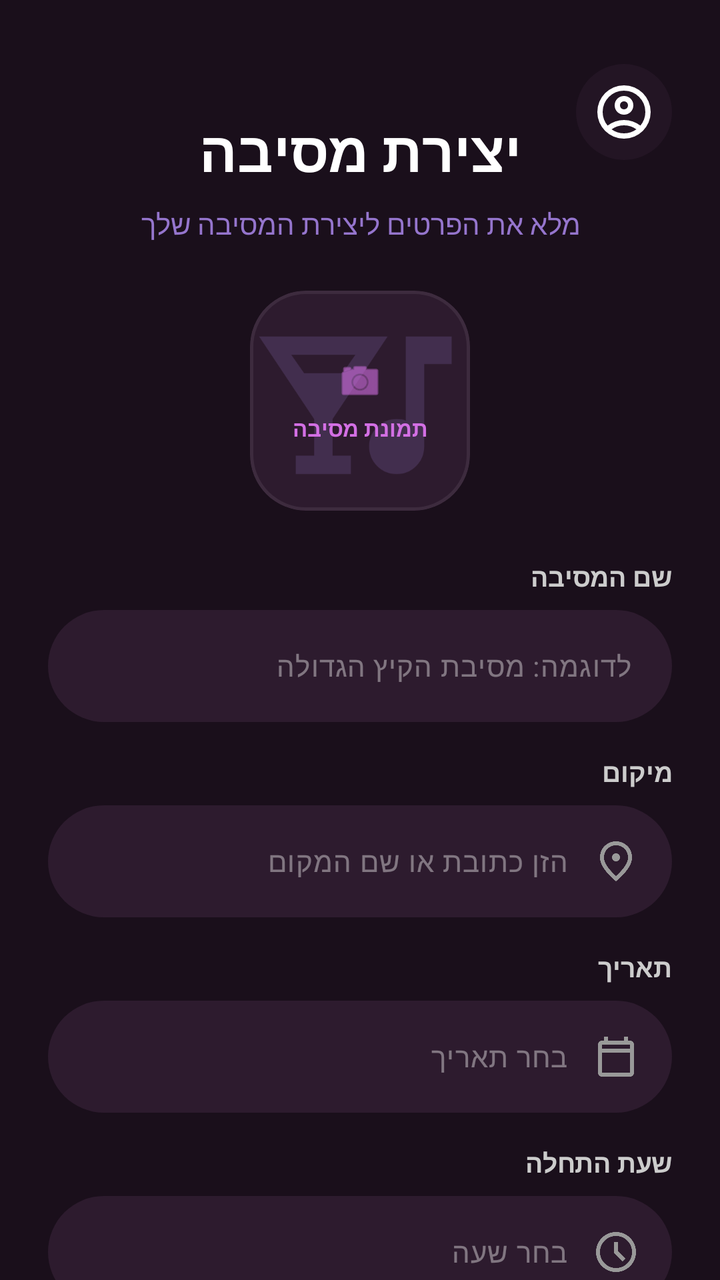
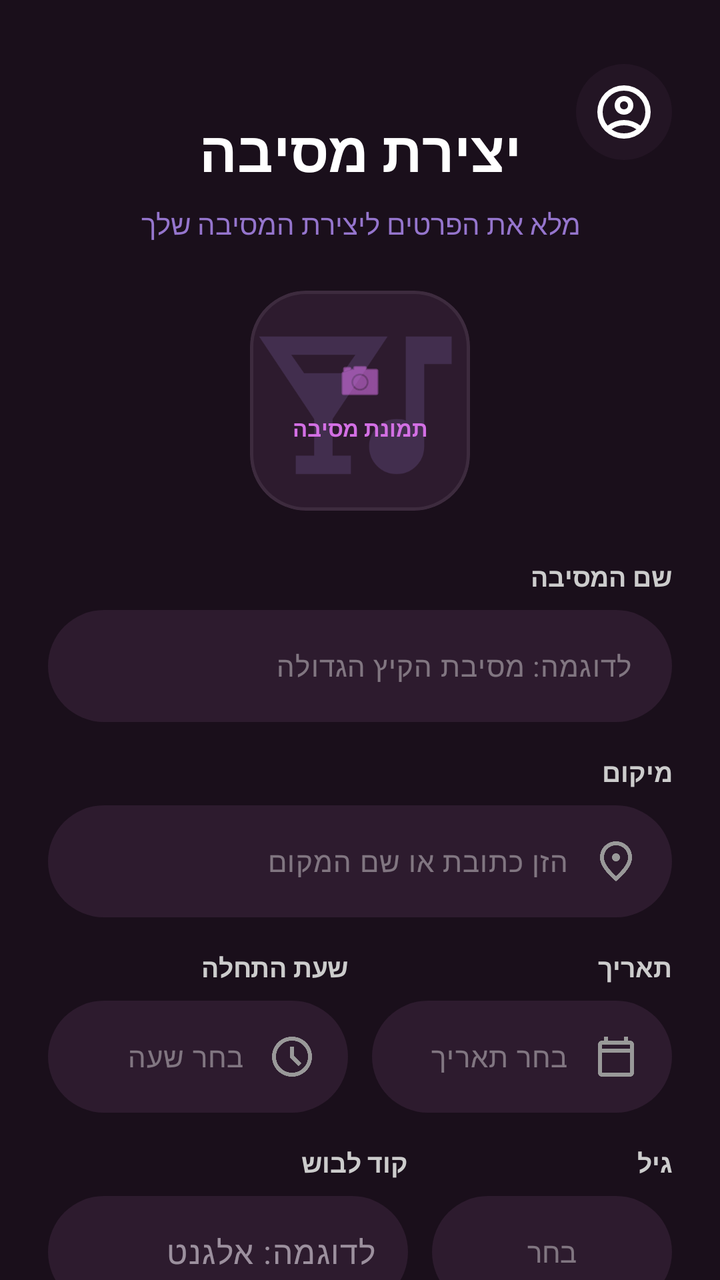

Before-and-after screenshots of an Android layout around one commit, followed by the original layout XML and the change that was made.
<!-- AndroidManifest.xml: application theme Theme.PartyLife -->
<!-- res/layout/activity_party_creation_page.xml -->
<?xml version="1.0" encoding="utf-8"?>
<ScrollView xmlns:android="http://schemas.android.com/apk/res/android"
    xmlns:app="http://schemas.android.com/apk/res-auto"
    xmlns:tools="http://schemas.android.com/tools"
    android:layout_width="match_parent"
    android:layout_height="match_parent"
    android:background="#1A0F1B"
    android:fillViewport="true"
    android:id="@+id/partycreation"
    android:scrollbars="none">

    <androidx.constraintlayout.widget.ConstraintLayout
        android:id="@+id/main"
        android:layout_width="match_parent"
        android:layout_height="wrap_content"
        android:padding="24dp"
        android:layoutDirection="rtl">

        
        <View
            android:id="@+id/profileGlow"
            android:layout_width="48dp"
            android:layout_height="48dp"
            android:layout_marginTop="8dp"
            android:background="@drawable/circle"
            android:backgroundTint="#2D1B2E"
            android:alpha="0.5"
            app:layout_constraintStart_toStartOf="parent"
            app:layout_constraintTop_toTopOf="parent" />

        <ImageView
            android:id="@+id/ivProfile"
            android:layout_width="32dp"
            android:layout_height="32dp"
            android:src="@drawable/personimeg"
            app:tint="#FFFFFF"
            app:layout_constraintBottom_toBottomOf="@id/profileGlow"
            app:layout_constraintEnd_toEndOf="@id/profileGlow"
            app:layout_constraintStart_toStartOf="@id/profileGlow"
            app:layout_constraintTop_toTopOf="@id/profileGlow" />

        
        <TextView
            android:id="@+id/tvTitle"
            android:layout_width="wrap_content"
            android:layout_height="wrap_content"
            android:layout_marginTop="32dp"
            android:text="יצירת מסיבה"
            android:textColor="#FFFFFF"
            android:textSize="28sp"
            android:textStyle="bold"
            app:layout_constraintEnd_toEndOf="parent"
            app:layout_constraintStart_toStartOf="parent"
            app:layout_constraintTop_toTopOf="parent" />

        <TextView
            android:id="@+id/tvSubtitle"
            android:layout_width="wrap_content"
            android:layout_height="wrap_content"
            android:layout_marginTop="8dp"
            android:text="מלא את הפרטים ליצירת המסיבה שלך"
            android:textColor="#9575CD"
            android:textSize="14sp"
            app:layout_constraintEnd_toEndOf="parent"
            app:layout_constraintStart_toStartOf="parent"
            app:layout_constraintTop_toBottomOf="@id/tvTitle" />

        
        <com.google.android.material.card.MaterialCardView
            android:id="@+id/cvPartyImage"
            android:layout_width="110dp"
            android:layout_height="110dp"
            android:layout_marginTop="24dp"
            app:cardBackgroundColor="#2D1B2E"
            app:cardCornerRadius="28dp"
            app:strokeWidth="1.5dp"
            app:strokeColor="#3D2B3E"
            app:layout_constraintEnd_toEndOf="parent"
            app:layout_constraintStart_toStartOf="parent"
            app:layout_constraintTop_toBottomOf="@id/tvSubtitle">

            <RelativeLayout
                android:layout_width="match_parent"
                android:layout_height="match_parent">

                <ImageView
                    android:id="@+id/ivSelectedPartyImage"
                    android:layout_width="match_parent"
                    android:layout_height="match_parent"
                    android:scaleType="centerCrop"
                    android:src="@drawable/partyicon"
                    android:alpha="0.2"
                    app:tint="#9575CD" />

                <LinearLayout
                    android:layout_width="wrap_content"
                    android:layout_height="wrap_content"
                    android:layout_centerInParent="true"
                    android:gravity="center"
                    android:orientation="vertical">

                    <ImageView
                        android:layout_width="24dp"
                        android:layout_height="24dp"
                        android:src="@android:drawable/ic_menu_camera"
                        app:tint="#D36FE4" />

                    <TextView
                        android:layout_width="wrap_content"
                        android:layout_height="wrap_content"
                        android:layout_marginTop="4dp"
                        android:text="תמונת מסיבה"
                        android:textColor="#D36FE4"
                        android:textSize="11sp"
                        android:textStyle="bold" />
                </LinearLayout>
            </RelativeLayout>
        </com.google.android.material.card.MaterialCardView>

        
        <TextView
            android:id="@+id/tvNameLabel"
            android:layout_width="match_parent"
            android:layout_height="wrap_content"
            android:layout_marginTop="24dp"
            android:text="שם המסיבה"
            android:textColor="#CCCCCC"
            android:textSize="13sp"
            android:textStyle="bold"
            android:gravity="start"
            app:layout_constraintTop_toBottomOf="@id/cvPartyImage" />

        <com.google.android.material.textfield.TextInputLayout
            android:id="@+id/tilPartyName"
            android:layout_width="match_parent"
            android:layout_height="wrap_content"
            android:layout_marginTop="8dp"
            app:hintEnabled="false"
            app:boxBackgroundColor="#2D1B2E"
            app:boxBackgroundMode="filled"
            app:boxCornerRadiusBottomEnd="28dp"
            app:boxCornerRadiusBottomStart="28dp"
            app:boxCornerRadiusTopEnd="28dp"
            app:boxCornerRadiusTopStart="28dp"
            app:boxStrokeWidth="0dp"
            app:layout_constraintTop_toBottomOf="@id/tvNameLabel">

            <com.google.android.material.textfield.TextInputEditText
                android:id="@+id/etPartyName"
                android:layout_width="match_parent"
                android:layout_height="56dp"
                android:hint="לדוגמה: מסיבת הקיץ הגדולה"
                android:textColorHint="#66FFFFFF"
                android:textColor="#FFFFFF"
                android:textSize="14sp"
                android:gravity="center_vertical"
                android:paddingStart="20dp"
                android:paddingEnd="20dp"
                android:background="@null" />
        </com.google.android.material.textfield.TextInputLayout>

        
        <TextView
            android:id="@+id/tvLocationLabel"
            android:layout_width="match_parent"
            android:layout_height="wrap_content"
            android:layout_marginTop="16dp"
            android:text="מיקום"
            android:textColor="#CCCCCC"
            android:textSize="13sp"
            android:textStyle="bold"
            android:gravity="start"
            app:layout_constraintTop_toBottomOf="@id/tilPartyName" />

        <com.google.android.material.textfield.TextInputLayout
            android:id="@+id/tilLocation"
            android:layout_width="match_parent"
            android:layout_height="wrap_content"
            android:layout_marginTop="8dp"
            app:hintEnabled="false"
            app:boxBackgroundColor="#2D1B2E"
            app:boxBackgroundMode="filled"
            app:boxCornerRadiusBottomEnd="28dp"
            app:boxCornerRadiusBottomStart="28dp"
            app:boxCornerRadiusTopEnd="28dp"
            app:boxCornerRadiusTopStart="28dp"
            app:boxStrokeWidth="0dp"
            app:layout_constraintTop_toBottomOf="@id/tvLocationLabel">

            <com.google.android.material.textfield.TextInputEditText
                android:id="@+id/etLocation"
                android:layout_width="match_parent"
                android:layout_height="56dp"
                android:hint="הזן כתובת או שם המקום"
                android:textColorHint="#66FFFFFF"
                android:textColor="#FFFFFF"
                android:textSize="14sp"
                android:gravity="center_vertical"
                android:drawableStart="@drawable/locationicon"
                android:drawablePadding="12dp"
                android:drawableTint="#999999"
                android:paddingStart="16dp"
                android:paddingEnd="16dp"
                android:background="@null" />
        </com.google.android.material.textfield.TextInputLayout>

        
        <TextView
            android:id="@+id/tvDateLabel"
            android:layout_width="match_parent"
            android:layout_height="wrap_content"
            android:layout_marginTop="16dp"
            android:text="תאריך"
            android:textColor="#CCCCCC"
            android:textSize="13sp"
            android:textStyle="bold"
            android:gravity="start"
            app:layout_constraintTop_toBottomOf="@id/tilLocation" />

        <com.google.android.material.textfield.TextInputLayout
            android:id="@+id/tilDate"
            android:layout_width="match_parent"
            android:layout_height="wrap_content"
            android:layout_marginTop="8dp"
            app:hintEnabled="false"
            app:boxBackgroundColor="#2D1B2E"
            app:boxBackgroundMode="filled"
            app:boxCornerRadiusBottomEnd="28dp"
            app:boxCornerRadiusBottomStart="28dp"
            app:boxCornerRadiusTopEnd="28dp"
            app:boxCornerRadiusTopStart="28dp"
            app:boxStrokeWidth="0dp"
            app:layout_constraintTop_toBottomOf="@id/tvDateLabel">

            <com.google.android.material.textfield.TextInputEditText
                android:id="@+id/etDate"
                android:layout_width="match_parent"
                android:layout_height="56dp"
                android:hint="בחר תאריך"
                android:focusable="false"
                android:textColorHint="#66FFFFFF"
                android:textColor="#FFFFFF"
                android:textSize="14sp"
                android:gravity="center_vertical"
                android:drawableStart="@drawable/date_icon"
                android:drawablePadding="12dp"
                android:drawableTint="#999999"
                android:paddingStart="16dp"
                android:paddingEnd="16dp"
                android:background="@null" />
        </com.google.android.material.textfield.TextInputLayout>

        
        <TextView
            android:id="@+id/tvTimeLabel"
            android:layout_width="match_parent"
            android:layout_height="wrap_content"
            android:layout_marginTop="16dp"
            android:text="שעת התחלה"
            android:textColor="#CCCCCC"
            android:textSize="13sp"
            android:textStyle="bold"
            android:gravity="start"
            app:layout_constraintTop_toBottomOf="@id/tilDate" />

        <com.google.android.material.textfield.TextInputLayout
            android:id="@+id/tilTime"
            android:layout_width="match_parent"
            android:layout_height="wrap_content"
            android:layout_marginTop="8dp"
            app:hintEnabled="false"
            app:boxBackgroundColor="#2D1B2E"
            app:boxBackgroundMode="filled"
            app:boxCornerRadiusBottomEnd="28dp"
            app:boxCornerRadiusBottomStart="28dp"
            app:boxCornerRadiusTopEnd="28dp"
            app:boxCornerRadiusTopStart="28dp"
            app:boxStrokeWidth="0dp"
            app:layout_constraintTop_toBottomOf="@id/tvTimeLabel">

            <com.google.android.material.textfield.TextInputEditText
                android:id="@+id/etTime"
                android:layout_width="match_parent"
                android:layout_height="56dp"
                android:hint="בחר שעה"
                android:focusable="false"
                android:textColorHint="#66FFFFFF"
                android:textColor="#FFFFFF"
                android:textSize="14sp"
                android:gravity="center_vertical"
                android:drawableStart="@drawable/time_icon"
                android:drawablePadding="12dp"
                android:drawableTint="#999999"
                android:paddingStart="16dp"
                android:paddingEnd="16dp"
                android:background="@null" />
        </com.google.android.material.textfield.TextInputLayout>

        
        <LinearLayout
            android:id="@+id/rowBottom"
            android:layout_width="match_parent"
            android:layout_height="wrap_content"
            android:layout_marginTop="16dp"
            android:orientation="horizontal"
            app:layout_constraintTop_toBottomOf="@id/tilTime">

            <LinearLayout
                android:layout_width="0dp"
                android:layout_height="wrap_content"
                android:layout_weight="1"
                android:layout_marginEnd="12dp"
                android:orientation="vertical">
                <TextView
                    android:layout_width="wrap_content"
                    android:layout_height="wrap_content"
                    android:text="גיל"
                    android:textColor="#CCCCCC"
                    android:textSize="13sp"
                    android:textStyle="bold" />
                <com.google.android.material.textfield.TextInputLayout
                    android:layout_width="match_parent"
                    android:layout_height="wrap_content"
                    android:layout_marginTop="8dp"
                    app:hintEnabled="false"
                    app:boxBackgroundColor="#2D1B2E"
                    app:boxBackgroundMode="filled"
                    app:boxCornerRadiusBottomEnd="28dp"
                    app:boxCornerRadiusBottomStart="28dp"
                    app:boxCornerRadiusTopEnd="28dp"
                    app:boxCornerRadiusTopStart="28dp"
                    app:boxStrokeWidth="0dp">

                    <AutoCompleteTextView
                        android:id="@+id/etAge"
                        android:layout_width="match_parent"
                        android:layout_height="56dp"
                        android:hint="בחר"
                        android:textColor="#FFFFFF"
                        android:textColorHint="#66FFFFFF"
                        android:textSize="14sp"
                        android:gravity="center"
                        android:padding="0dp"
                        android:inputType="none"
                        android:background="@null" />
                </com.google.android.material.textfield.TextInputLayout>
            </LinearLayout>

            <LinearLayout
                android:layout_width="0dp"
                android:layout_height="wrap_content"
                android:layout_weight="1.5"
                android:orientation="vertical">
                <TextView
                    android:layout_width="wrap_content"
                    android:layout_height="wrap_content"
                    android:text="קוד לבוש"
                    android:textColor="#CCCCCC"
                    android:textSize="13sp"
                    android:textStyle="bold" />
                <com.google.android.material.textfield.TextInputLayout
                    android:layout_width="match_parent"
                    android:layout_height="wrap_content"
                    android:layout_marginTop="8dp"
                    app:hintEnabled="false"
                    app:boxBackgroundColor="#2D1B2E"
                    app:boxBackgroundMode="filled"
                    app:boxCornerRadiusBottomEnd="28dp"
                    app:boxCornerRadiusBottomStart="28dp"
                    app:boxCornerRadiusTopEnd="28dp"
                    app:boxCornerRadiusTopStart="28dp"
                    app:boxStrokeWidth="0dp">
                    <com.google.android.material.textfield.TextInputEditText
                        android:id="@+id/etDressCode"
                        android:layout_width="match_parent"
                        android:layout_height="56dp"
                        android:hint="לדוגמה: אלגנט"
                        android:textColor="#FFFFFF"
                        android:paddingStart="20dp"
                        android:background="@null" />
                </com.google.android.material.textfield.TextInputLayout>
            </LinearLayout>
        </LinearLayout>

        
        <TextView
            android:id="@+id/tvPhoneLabel"
            android:layout_width="match_parent"
            android:layout_height="wrap_content"
            android:layout_marginTop="16dp"
            android:text="טלפון ליצירת קשר"
            android:textColor="#CCCCCC"
            android:textSize="13sp"
            android:textStyle="bold"
            android:gravity="start"
            app:layout_constraintTop_toBottomOf="@id/rowBottom" />

        <com.google.android.material.textfield.TextInputLayout
            android:id="@+id/tilPhone"
            android:layout_width="match_parent"
            android:layout_height="wrap_content"
            android:layout_marginTop="8dp"
            app:hintEnabled="false"
            app:boxBackgroundColor="#2D1B2E"
            app:boxBackgroundMode="filled"
            app:boxCornerRadiusBottomEnd="28dp"
            app:boxCornerRadiusBottomStart="28dp"
            app:boxCornerRadiusTopEnd="28dp"
            app:boxCornerRadiusTopStart="28dp"
            app:boxStrokeWidth="0dp"
            app:layout_constraintTop_toBottomOf="@id/tvPhoneLabel">

            <com.google.android.material.textfield.TextInputEditText
                android:id="@+id/etPhone"
                android:layout_width="match_parent"
                android:layout_height="56dp"
                android:hint="הקלד מספר טלפון"
                android:inputType="phone"
                android:textColorHint="#66FFFFFF"
                android:textColor="#FFFFFF"
                android:textSize="14sp"
                android:gravity="start|center_vertical"
                android:textDirection="rtl"
                android:textAlignment="viewStart"
                android:drawableStart="@android:drawable/ic_menu_call"
                android:drawablePadding="12dp"
                android:drawableTint="#999999"
                android:paddingStart="16dp"
                android:paddingEnd="16dp"
                android:background="@null" />
        </com.google.android.material.textfield.TextInputLayout>

        
        <com.google.android.material.button.MaterialButton
            android:id="@+id/btnCreate"
            android:layout_width="match_parent"
            android:layout_height="56dp"
            android:layout_marginTop="40dp"
            android:layout_marginBottom="24dp"
            android:text="צור מסיבה"
            android:textColor="#FFFFFF"
            android:textSize="18sp"
            android:textStyle="bold"
            android:background="@drawable/button_gradient"
            app:backgroundTint="@null"
            app:cornerRadius="28dp"
            app:layout_constraintBottom_toBottomOf="parent"
            app:layout_constraintTop_toBottomOf="@id/tilPhone" />

    </androidx.constraintlayout.widget.ConstraintLayout>

</ScrollView>
<!-- resources referenced by this layout -->
<resources>
  <!-- drawable button_gradient (drawable) -->
  <?xml version="1.0" encoding="utf-8"?>
  <shape xmlns:android="http://schemas.android.com/apk/res/android">
      <gradient
          android:startColor="#CC56E2"
          android:endColor="#BA39D5"
          android:angle="0"/>
      <corners android:radius="25dp"/>
  </shape>
  <!-- drawable circle (drawable) -->
  <?xml version="1.0" encoding="utf-8"?>
  <shape xmlns:android="http://schemas.android.com/apk/res/android"
      android:shape="oval">
      <solid android:color="#4D2A4E" />
  </shape>
  <!-- drawable date_icon (drawable) -->
  <vector xmlns:android="http://schemas.android.com/apk/res/android"
      android:width="24dp"
      android:height="24dp"
      android:viewportWidth="960"
      android:viewportHeight="960">
    <path
        android:pathData="M200,880q-33,0 -56.5,-23.5T120,800v-560q0,-33 23.5,-56.5T200,160h40v-80h80v80h320v-80h80v80h40q33,0 56.5,23.5T840,240v560q0,33 -23.5,56.5T760,880L200,880ZM200,800h560v-400L200,400v400ZM200,320h560v-80L200,240v80ZM200,320v-80,80Z"
        android:fillColor="#FFFFFF"/>
  </vector>
  <!-- drawable locationicon (drawable) -->
  <vector xmlns:android="http://schemas.android.com/apk/res/android"
      android:width="24dp"
      android:height="24dp"
      android:viewportWidth="960"
      android:viewportHeight="960">
    <path
        android:pathData="M480,480q33,0 56.5,-23.5T560,400q0,-33 -23.5,-56.5T480,320q-33,0 -56.5,23.5T400,400q0,33 23.5,56.5T480,480ZM480,774q122,-112 181,-203.5T720,408q0,-109 -69.5,-178.5T480,160q-101,0 -170.5,69.5T240,408q0,71 59,162.5T480,774ZM480,880Q319,743 239.5,625.5T160,408q0,-150 96.5,-239T480,80q127,0 223.5,89T800,408q0,100 -79.5,217.5T480,880ZM480,400Z"
        android:fillColor="#FFFFFF"/>
  </vector>
  <!-- drawable partyicon (drawable) -->
  <vector xmlns:android="http://schemas.android.com/apk/res/android"
      android:width="24dp"
      android:height="24dp"
      android:viewportWidth="960"
      android:viewportHeight="960">
    <path
        android:pathData="M200,800v-80h80v-160L40,200h560L360,560v160h80v80L200,800ZM236,360h168l56,-80L180,280l56,80ZM640,800q-50,0 -85,-35t-35,-85q0,-50 35,-85t85,-35q11,0 21,1.5t19,6.5v-368h200v120L760,320v360q0,50 -35,85t-85,35Z"
        android:fillColor="#FFFFFF"/>
  </vector>
  <!-- drawable time_icon (drawable) -->
  <vector xmlns:android="http://schemas.android.com/apk/res/android"
      android:width="24dp"
      android:height="24dp"
      android:viewportWidth="960"
      android:viewportHeight="960">
    <path
        android:pathData="m612,668 l56,-56 -148,-148v-184h-80v216l172,172ZM480,880q-83,0 -156,-31.5T197,763q-54,-54 -85.5,-127T80,480q0,-83 31.5,-156T197,197q54,-54 127,-85.5T480,80q83,0 156,31.5T763,197q54,54 85.5,127T880,480q0,83 -31.5,156T763,763q-54,54 -127,85.5T480,880ZM480,480ZM480,800q133,0 226.5,-93.5T800,480q0,-133 -93.5,-226.5T480,160q-133,0 -226.5,93.5T160,480q0,133 93.5,226.5T480,800Z"
        android:fillColor="#FFFFFF"/>
  </vector>
  <style name="Theme.PartyLife" parent="Base.Theme.PartyLife" />
  <style name="Base.Theme.PartyLife" parent="Theme.Material3.Dark.NoActionBar">
        
  
      </style>
  <!-- unchanged entries left out for length: 1 -->
</resources>

<!-- the commit's change to res/layout/activity_party_creation_page.xml (unified diff, before → after) -->
@@ -205,96 +205,111 @@
         </com.google.android.material.textfield.TextInputLayout>
 
         
-        <TextView
-            android:id="@+id/tvDateLabel"
+        <LinearLayout
+            android:id="@+id/rowDateTime"
             android:layout_width="match_parent"
             android:layout_height="wrap_content"
             android:layout_marginTop="16dp"
-            android:text="תאריך"
-            android:textColor="#CCCCCC"
-            android:textSize="13sp"
-            android:textStyle="bold"
-            android:gravity="start"
-            app:layout_constraintTop_toBottomOf="@id/tilLocation" />
-
-        <com.google.android.material.textfield.TextInputLayout
-            android:id="@+id/tilDate"
-            android:layout_width="match_parent"
-            android:layout_height="wrap_content"
-            android:layout_marginTop="8dp"
-            app:hintEnabled="false"
-            app:boxBackgroundColor="#2D1B2E"
-            app:boxBackgroundMode="filled"
-            app:boxCornerRadiusBottomEnd="28dp"
-            app:boxCornerRadiusBottomStart="28dp"
-            app:boxCornerRadiusTopEnd="28dp"
-            app:boxCornerRadiusTopStart="28dp"
-            app:boxStrokeWidth="0dp"
-            app:layout_constraintTop_toBottomOf="@id/tvDateLabel">
-
-            <com.google.android.material.textfield.TextInputEditText
-                android:id="@+id/etDate"
-                android:layout_width="match_parent"
-                android:layout_height="56dp"
-                android:hint="בחר תאריך"
-                android:focusable="false"
-                android:textColorHint="#66FFFFFF"
-                android:textColor="#FFFFFF"
-                android:textSize="14sp"
-                android:gravity="center_vertical"
-                android:drawableStart="@drawable/date_icon"
-                android:drawablePadding="12dp"
-                android:drawableTint="#999999"
-                android:paddingStart="16dp"
-                android:paddingEnd="16dp"
-                android:background="@null" />
-        </com.google.android.material.textfield.TextInputLayout>
-
-        
-        <TextView
-            android:id="@+id/tvTimeLabel"
-            android:layout_width="match_parent"
-            android:layout_height="wrap_content"
-            android:layout_marginTop="16dp"
-            android:text="שעת התחלה"
-            android:textColor="#CCCCCC"
-            android:textSize="13sp"
-            android:textStyle="bold"
-            android:gravity="start"
-            app:layout_constraintTop_toBottomOf="@id/tilDate" />
-
-        <com.google.android.material.textfield.TextInputLayout
-            android:id="@+id/tilTime"
-            android:layout_width="match_parent"
-            android:layout_height="wrap_content"
-            android:layout_marginTop="8dp"
-            app:hintEnabled="false"
-            app:boxBackgroundColor="#2D1B2E"
-            app:boxBackgroundMode="filled"
-            app:boxCornerRadiusBottomEnd="28dp"
-            app:boxCornerRadiusBottomStart="28dp"
-            app:boxCornerRadiusTopEnd="28dp"
-            app:boxCornerRadiusTopStart="28dp"
-            app:boxStrokeWidth="0dp"
-            app:layout_constraintTop_toBottomOf="@id/tvTimeLabel">
-
-            <com.google.android.material.textfield.TextInputEditText
-                android:id="@+id/etTime"
-                android:layout_width="match_parent"
-                android:layout_height="56dp"
-                android:hint="בחר שעה"
-                android:focusable="false"
-                android:textColorHint="#66FFFFFF"
-                android:textColor="#FFFFFF"
-                android:textSize="14sp"
-                android:gravity="center_vertical"
-                android:drawableStart="@drawable/time_icon"
-                android:drawablePadding="12dp"
-                android:drawableTint="#999999"
-                android:paddingStart="16dp"
-                android:paddingEnd="16dp"
-                android:background="@null" />
-        </com.google.android.material.textfield.TextInputLayout>
+            android:orientation="horizontal"
+            app:layout_constraintTop_toBottomOf="@id/tilLocation">
+
+            
+            <LinearLayout
+                android:layout_width="0dp"
+                android:layout_height="wrap_content"
+                android:layout_weight="1"
+                android:layout_marginEnd="12dp"
+                android:orientation="vertical">
+
+                <TextView
+                    android:layout_width="wrap_content"
+                    android:layout_height="wrap_content"
+                    android:text="תאריך"
+                    android:textColor="#CCCCCC"
+                    android:textSize="13sp"
+                    android:textStyle="bold" />
+
+                <com.google.android.material.textfield.TextInputLayout
+                    android:id="@+id/tilDate"
+                    android:layout_width="match_parent"
+                    android:layout_height="wrap_content"
+                    android:layout_marginTop="8dp"
+                    app:hintEnabled="false"
+                    app:boxBackgroundColor="#2D1B2E"
+                    app:boxBackgroundMode="filled"
+                    app:boxCornerRadiusBottomEnd="28dp"
+                    app:boxCornerRadiusBottomStart="28dp"
+                    app:boxCornerRadiusTopEnd="28dp"
+                    app:boxCornerRadiusTopStart="28dp"
+                    app:boxStrokeWidth="0dp">
+
+                    <com.google.android.material.textfield.TextInputEditText
+                        android:id="@+id/etDate"
+                        android:layout_width="match_parent"
+                        android:layout_height="56dp"
+                        android:hint="בחר תאריך"
+                        android:focusable="false"
+                        android:textColorHint="#66FFFFFF"
+                        android:textColor="#FFFFFF"
+                        android:textSize="14sp"
+                        android:gravity="center_vertical"
+                        android:drawableStart="@drawable/date_icon"
+                        android:drawablePadding="12dp"
+                        android:drawableTint="#999999"
+                        android:paddingStart="16dp"
+                        android:paddingEnd="16dp"
+                        android:background="@null" />
+                </com.google.android.material.textfield.TextInputLayout>
+            </LinearLayout>
+
+            
+            <LinearLayout
+                android:layout_width="0dp"
+                android:layout_height="wrap_content"
+                android:layout_weight="1"
+                android:orientation="vertical">
+
+                <TextView
+                    android:layout_width="wrap_content"
+                    android:layout_height="wrap_content"
+                    android:text="שעת התחלה"
+                    android:textColor="#CCCCCC"
+                    android:textSize="13sp"
+                    android:textStyle="bold" />
+
+                <com.google.android.material.textfield.TextInputLayout
+                    android:id="@+id/tilTime"
+                    android:layout_width="match_parent"
+                    android:layout_height="wrap_content"
+                    android:layout_marginTop="8dp"
+                    app:hintEnabled="false"
+                    app:boxBackgroundColor="#2D1B2E"
+                    app:boxBackgroundMode="filled"
+                    app:boxCornerRadiusBottomEnd="28dp"
+                    app:boxCornerRadiusBottomStart="28dp"
+                    app:boxCornerRadiusTopEnd="28dp"
+                    app:boxCornerRadiusTopStart="28dp"
+                    app:boxStrokeWidth="0dp">
+
+                    <com.google.android.material.textfield.TextInputEditText
+                        android:id="@+id/etTime"
+                        android:layout_width="match_parent"
+                        android:layout_height="56dp"
+                        android:hint="בחר שעה"
+                        android:focusable="false"
+                        android:textColorHint="#66FFFFFF"
+                        android:textColor="#FFFFFF"
+                        android:textSize="14sp"
+                        android:gravity="center_vertical"
+                        android:drawableStart="@drawable/time_icon"
+                        android:drawablePadding="12dp"
+                        android:drawableTint="#999999"
+                        android:paddingStart="16dp"
+                        android:paddingEnd="16dp"
+                        android:background="@null" />
+                </com.google.android.material.textfield.TextInputLayout>
+            </LinearLayout>
+        </LinearLayout>
 
         
         <LinearLayout
@@ -303,7 +318,7 @@
             android:layout_height="wrap_content"
             android:layout_marginTop="16dp"
             android:orientation="horizontal"
-            app:layout_constraintTop_toBottomOf="@id/tilTime">
+            app:layout_constraintTop_toBottomOf="@id/rowDateTime">
 
             <LinearLayout
                 android:layout_width="0dp"
@@ -384,6 +399,48 @@
 
         
         <TextView
+            android:id="@+id/tvParkingLabel"
+            android:layout_width="match_parent"
+            android:layout_height="wrap_content"
+            android:layout_marginTop="16dp"
+            android:text="מיקום חנייה קרובה"
+            android:textColor="#CCCCCC"
+            android:textSize="13sp"
+            android:textStyle="bold"
+            android:gravity="start"
+            app:layout_constraintTop_toBottomOf="@id/rowBottom" />
+
+        <com.google.android.material.textfield.TextInputLayout
+            android:id="@+id/tilParking"
+            android:layout_width="match_parent"
+            android:layout_height="wrap_content"
+            android:layout_marginTop="8dp"
+            app:hintEnabled="false"
+            app:boxBackgroundColor="#2D1B2E"
+            app:boxBackgroundMode="filled"
+            app:boxCornerRadiusBottomEnd="28dp"
+            app:boxCornerRadiusBottomStart="28dp"
+            app:boxCornerRadiusTopEnd="28dp"
+            app:boxCornerRadiusTopStart="28dp"
+            app:boxStrokeWidth="0dp"
+            app:layout_constraintTop_toBottomOf="@id/tvParkingLabel">
+
+            <com.google.android.material.textfield.TextInputEditText
+                android:id="@+id/etParking"
+                android:layout_width="match_parent"
+                android:layout_height="56dp"
+                android:hint="לדוגמה: חניון המרכז, רחוב הברזל 1"
+                android:textColorHint="#66FFFFFF"
+                android:textColor="#FFFFFF"
+                android:textSize="14sp"
+                android:gravity="center_vertical"
+                android:paddingStart="20dp"
+                android:paddingEnd="20dp"
+                android:background="@null" />
+        </com.google.android.material.textfield.TextInputLayout>
+
+        
+        <TextView
             android:id="@+id/tvPhoneLabel"
             android:layout_width="match_parent"
             android:layout_height="wrap_content"
@@ -393,7 +450,7 @@
             android:textSize="13sp"
             android:textStyle="bold"
             android:gravity="start"
-            app:layout_constraintTop_toBottomOf="@id/rowBottom" />
+            app:layout_constraintTop_toBottomOf="@id/tilParking" />
 
         <com.google.android.material.textfield.TextInputLayout
             android:id="@+id/tilPhone"
@@ -428,6 +485,7 @@
                 android:paddingStart="16dp"
                 android:paddingEnd="16dp"
                 android:background="@null" />
+
         </com.google.android.material.textfield.TextInputLayout>
 
         
